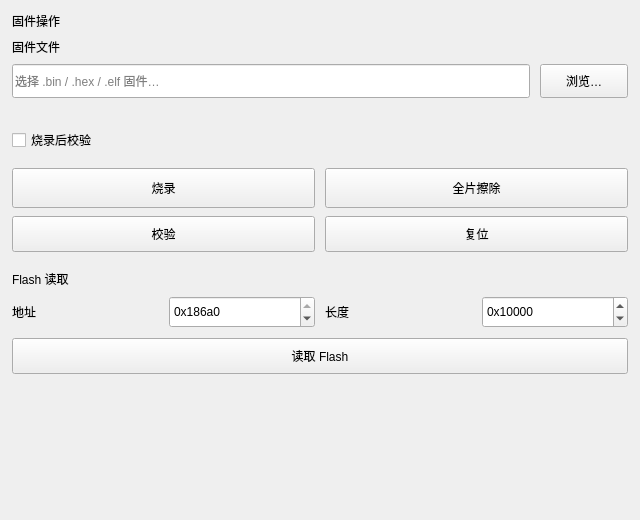
First picture: the form in etools/ui/forms/flash_panel.ui, repository youzhouchang/ETools, before the edit.
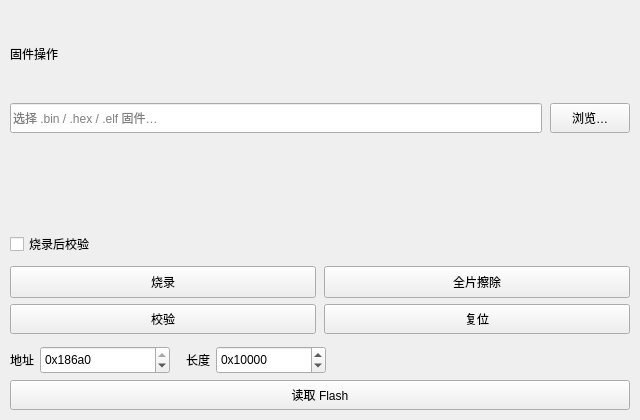
Second picture: the form after the edit.

Commit message:
Improve layout, RAM fill, and auto Hex preview after connect
- Give log/progress a real share of window height via a vertical splitter
- Compact the flash panel and keep labels glued to address/size fields
- Implement Hex fill memory for RAM only with confirm and driver write path
- Auto-load the first flash page into Hex after connecting (CubeProgrammer-like)

```diff
--- a/etools/ui/forms/flash_panel.ui
+++ b/etools/ui/forms/flash_panel.ui
@@ -7,24 +7,24 @@
     <x>0</x>
     <y>0</y>
     <width>640</width>
-    <height>520</height>
+    <height>420</height>
    </rect>
   </property>
   <layout class="QVBoxLayout" name="rootLayout">
    <property name="leftMargin">
-    <number>12</number>
+    <number>10</number>
    </property>
    <property name="topMargin">
-    <number>12</number>
+    <number>10</number>
    </property>
    <property name="rightMargin">
-    <number>12</number>
+    <number>10</number>
    </property>
    <property name="bottomMargin">
-    <number>12</number>
+    <number>10</number>
    </property>
    <property name="spacing">
-    <number>8</number>
+    <number>6</number>
    </property>
    <item>
     <widget class="QLabel" name="panelTitle">
@@ -33,24 +33,17 @@
      </property>
     </widget>
    </item>
-   <item>
-    <widget class="QLabel" name="lblFw">
-     <property name="text">
-      <string>固件文件</string>
-     </property>
-    </widget>
-   </item>
    <item>
     <layout class="QHBoxLayout" name="fileRow">
      <property name="spacing">
-      <number>10</number>
+      <number>8</number>
      </property>
      <item>
       <widget class="QLineEdit" name="fwEdit">
        <property name="minimumSize">
         <size>
          <width>0</width>
-         <height>34</height>
+         <height>30</height>
         </size>
        </property>
        <property name="placeholderText">
@@ -62,8 +55,8 @@
       <widget class="QPushButton" name="browseBtn">
        <property name="minimumSize">
         <size>
-         <width>88</width>
-         <height>34</height>
+         <width>72</width>
+         <height>30</height>
         </size>
        </property>
        <property name="text">
@@ -98,7 +91,7 @@
      <property name="sizeHint" stdset="0">
       <size>
        <width>0</width>
-       <height>8</height>
+       <height>4</height>
       </size>
      </property>
     </spacer>
@@ -106,14 +99,14 @@
    <item>
     <layout class="QHBoxLayout" name="rowPrimary">
      <property name="spacing">
-      <number>10</number>
+      <number>8</number>
      </property>
      <item>
       <widget class="QPushButton" name="programBtn">
        <property name="minimumSize">
         <size>
          <width>0</width>
-         <height>40</height>
+         <height>32</height>
         </size>
        </property>
        <property name="text">
@@ -126,7 +119,7 @@
        <property name="minimumSize">
         <size>
          <width>0</width>
-         <height>40</height>
+         <height>32</height>
         </size>
        </property>
        <property name="text">
@@ -139,14 +132,14 @@
    <item>
     <layout class="QHBoxLayout" name="rowSecondary">
      <property name="spacing">
-      <number>10</number>
+      <number>8</number>
      </property>
      <item>
       <widget class="QPushButton" name="verifyBtn">
        <property name="minimumSize">
         <size>
          <width>0</width>
-         <height>36</height>
+         <height>30</height>
         </size>
        </property>
        <property name="text">
@@ -159,7 +152,7 @@
        <property name="minimumSize">
         <size>
          <width>0</width>
-         <height>36</height>
+         <height>30</height>
         </size>
        </property>
        <property name="text">
@@ -180,39 +173,35 @@
      <property name="sizeHint" stdset="0">
       <size>
        <width>0</width>
-       <height>10</height>
+       <height>6</height>
       </size>
      </property>
     </spacer>
    </item>
    <item>
-    <widget class="QLabel" name="lblRead">
-     <property name="text">
-      <string>Flash 读取</string>
+    <layout class="QHBoxLayout" name="readRow">
+     <property name="spacing">
+      <number>6</number>
      </property>
-    </widget>
-   </item>
-   <item>
-    <layout class="QGridLayout" name="readGrid">
-     <property name="horizontalSpacing">
-      <number>10</number>
-     </property>
-     <property name="verticalSpacing">
-      <number>10</number>
-     </property>
-     <item row="0" column="0">
+     <item>
       <widget class="QLabel" name="lblAddr">
        <property name="text">
         <string>地址</string>
        </property>
       </widget>
      </item>
-     <item row="0" column="1">
+     <item>
       <widget class="QSpinBox" name="addrEdit">
        <property name="minimumSize">
         <size>
-         <width>0</width>
-         <height>32</height>
+         <width>130</width>
+         <height>28</height>
+        </size>
+       </property>
+       <property name="maximumSize">
+        <size>
+         <width>150</width>
+         <height>28</height>
         </size>
        </property>
        <property name="prefix">
@@ -235,19 +224,41 @@
        </property>
       </widget>
      </item>
-     <item row="0" column="2">
+     <item>
+      <spacer name="readMidSpacer">
+       <property name="orientation">
+        <enum>Qt::Horizontal</enum>
+       </property>
+       <property name="sizeType">
+        <enum>QSizePolicy::Fixed</enum>
+       </property>
+       <property name="sizeHint" stdset="0">
+        <size>
+         <width>10</width>
+         <height>10</height>
+        </size>
+       </property>
+      </spacer>
+     </item>
+     <item>
       <widget class="QLabel" name="lblSize">
        <property name="text">
         <string>长度</string>
        </property>
       </widget>
      </item>
-     <item row="0" column="3">
+     <item>
       <widget class="QSpinBox" name="sizeEdit">
        <property name="minimumSize">
         <size>
-         <width>0</width>
-         <height>32</height>
+         <width>110</width>
+         <height>28</height>
+        </size>
+       </property>
+       <property name="maximumSize">
+        <size>
+         <width>130</width>
+         <height>28</height>
         </size>
        </property>
        <property name="prefix">
@@ -270,33 +281,33 @@
        </property>
       </widget>
      </item>
-     <item row="1" column="0" colspan="4">
-      <widget class="QPushButton" name="readBtn">
-       <property name="minimumSize">
+     <item>
+      <spacer name="readEndSpacer">
+       <property name="orientation">
+        <enum>Qt::Horizontal</enum>
+       </property>
+       <property name="sizeHint" stdset="0">
         <size>
-         <width>0</width>
-         <height>36</height>
+         <width>40</width>
+         <height>20</height>
         </size>
        </property>
-       <property name="text">
-        <string>读取 Flash</string>
-       </property>
-      </widget>
+      </spacer>
      </item>
     </layout>
    </item>
    <item>
-    <spacer name="bottomSpacer">
-     <property name="orientation">
-      <enum>Qt::Vertical</enum>
-     </property>
-     <property name="sizeHint" stdset="0">
+    <widget class="QPushButton" name="readBtn">
+     <property name="minimumSize">
       <size>
        <width>0</width>
-       <height>20</height>
+       <height>30</height>
       </size>
      </property>
-    </spacer>
+     <property name="text">
+      <string>读取 Flash</string>
+     </property>
+    </widget>
    </item>
   </layout>
  </widget>
```
The commit also changes 6 other files.
